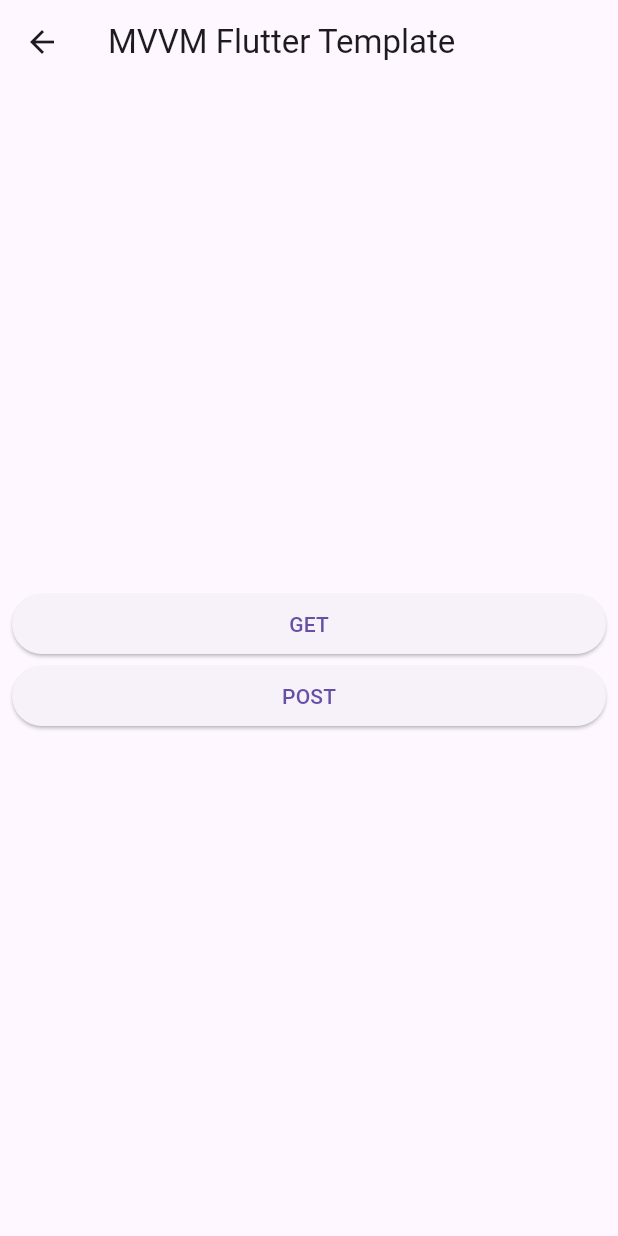
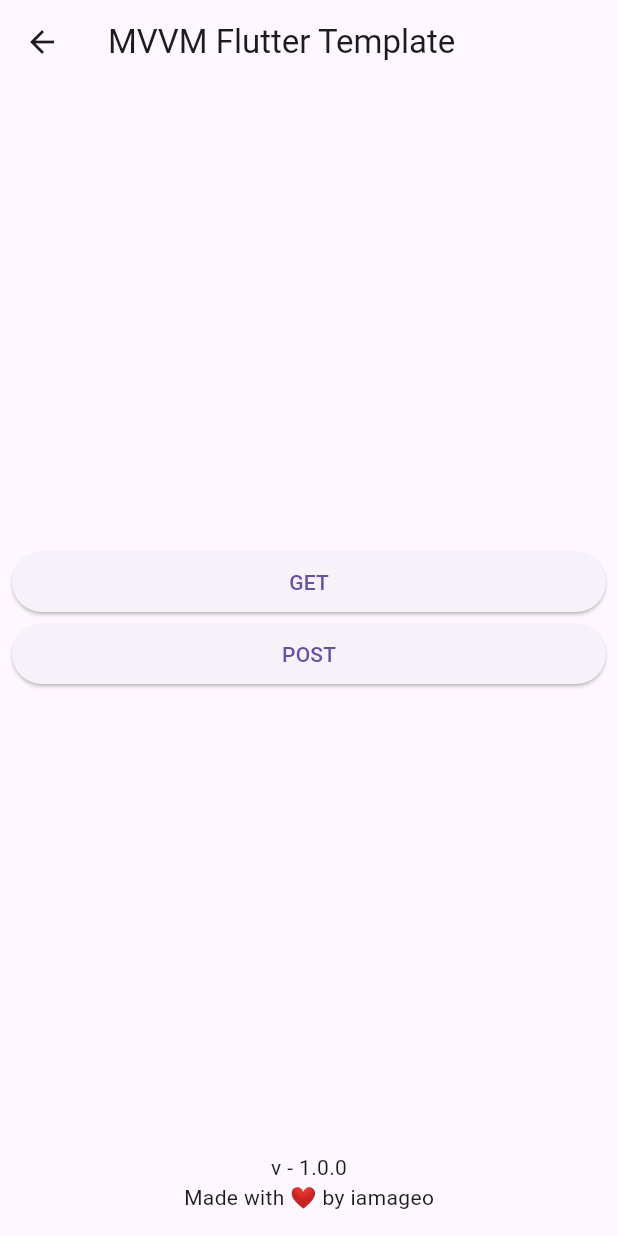
Before and after one commit to iamageo/flutter_mvvm_template, a Flutter app: the screen it shows after launch, on a phone screen of 412 x 824 dp. Run offline on Flutter 3.47's test engine with Material 3 defaults, Android fonts, the phone set to English and light mode, and no system bars; our stand-ins replace dio, freezed_annotation, get, shimmer.

Commit message:
feat: update README.md and add credits in base_screen.dart

```diff
--- a/lib/ui/base_screen.dart
+++ b/lib/ui/base_screen.dart
@@ -1,8 +1,6 @@
 import 'package:flutter/material.dart';
 import 'package:flutter_mvvm_template/router/screen_name.dart';
-import 'package:flutter_mvvm_template/ui/post/post_example_screen.dart';
 import 'package:get/get.dart';
-import 'get/get_example_screen.dart';
 
 class BaseScreen extends StatefulWidget {
   const BaseScreen({super.key});
@@ -24,16 +22,36 @@ class _BaseScreenState extends State<BaseScreen> {
           mainAxisAlignment: MainAxisAlignment.center,
           crossAxisAlignment: CrossAxisAlignment.stretch,
           children: [
+            Expanded(
+              child: Column(
+                mainAxisAlignment: MainAxisAlignment.center,
+                crossAxisAlignment: CrossAxisAlignment.stretch,
+                children: [
                   ElevatedButton(
                     onPressed: () {
                       Get.toNamed(ScreensNames.getExample);
                     },
-                child: const Text("GET")),
+                    child: const Text("GET"),
+                  ),
                   ElevatedButton(
                     onPressed: () {
                       Get.toNamed(ScreensNames.postExample);
                     },
-                child: const Text("POST"))
+                    child: const Text("POST"),
+                  ),
+                ],
+              ),
+            ),
+            const Padding(
+              padding: EdgeInsets.all(8.0),
+              child: Column(
+                crossAxisAlignment: CrossAxisAlignment.center,
+                children: [
+                  Text("v - 1.0.0"),
+                  Text("Made with ❤️ by iamageo"),
+                ],
+              ),
+            )
           ],
         ),
       ),
```
Also changed, not shown: 1 other file. Lines whose indentation alone changed are shown as unchanged.
